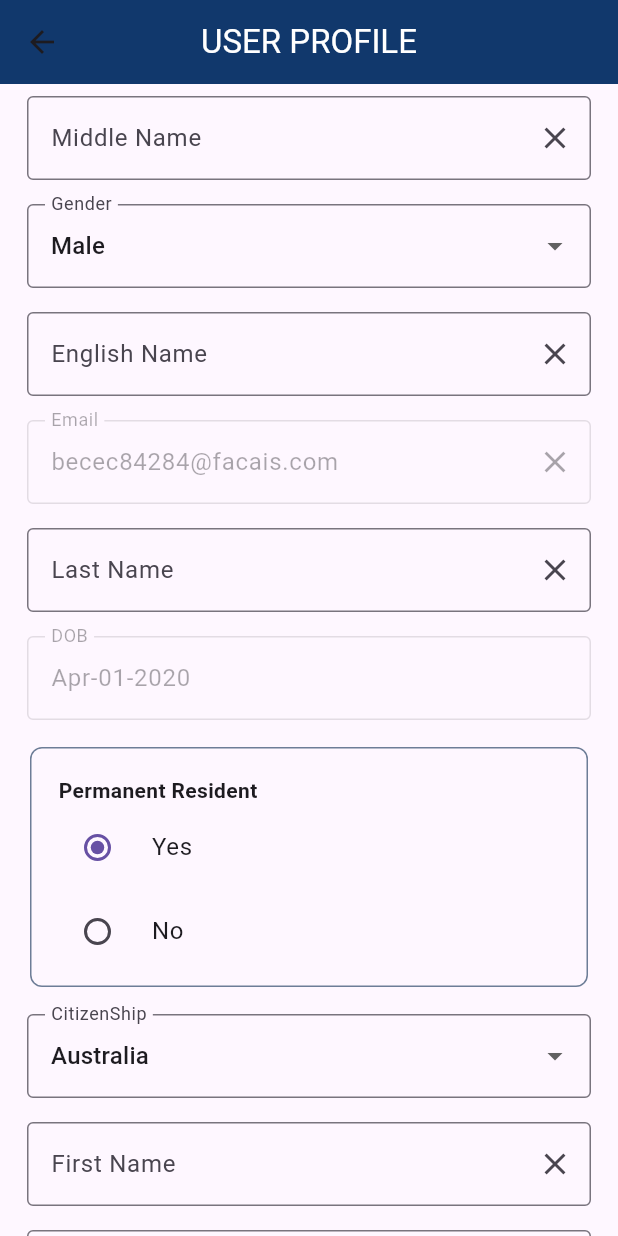
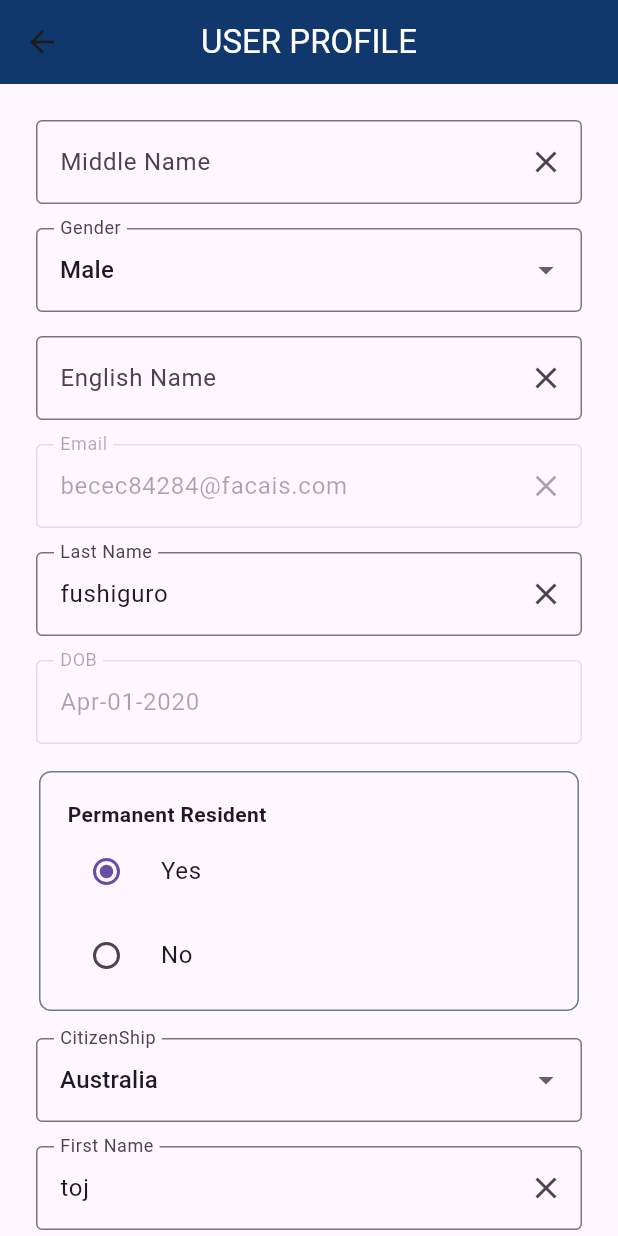
Before and after one commit to abhi-behera/addresbookDemo, a Flutter app: the screen it shows after launch, in the side drawer, after a tap on "User Profile", on a phone screen of 412 x 824 dp. Run offline on Flutter 3.47's test engine with Material 3 defaults, Android fonts, the light colour scheme and no system bars; our stand-ins replace webview_flutter; accounts and stored records are empty; network calls fail.

Commit message:
Stable code without provider in user profile -  textfield controller is working and showing the names fetched from the json data.

```diff
--- a/lib/view/Home/single_forum.dart
+++ b/lib/view/Home/single_forum.dart
@@ -1,9 +1,7 @@
 import 'package:dumyapp1/provider/formfield_provider.dart';
-import 'package:dumyapp1/provider/movie_provider.dart';
 import 'package:dumyapp1/utill/utill_values.dart';
 import 'package:dumyapp1/view/CustomWidgets/custom_widgets.dart';
 import 'package:dumyapp1/model/fieldsModel/formdata_fields_model.dart';
-import 'package:dumyapp1/view/Home/movies.dart';
 import 'package:flutter/material.dart';
 import 'package:intl/intl.dart';
 import 'package:provider/provider.dart';
--- a/lib/view/UserProfile/user_profile.dart
+++ b/lib/view/UserProfile/user_profile.dart
@@ -1,9 +1,11 @@
-import 'package:dumyapp1/model/dynamicfield_model/dynamicfield_model.dart';
-import 'package:dumyapp1/provider/user_profile_provider.dart';
+import 'dart:convert';
+import 'package:dumyapp1/model/userprofile_model/userprofile_model.dart';
 import 'package:dumyapp1/utill/utill_values.dart';
 import 'package:dumyapp1/view/CustomWidgets/custom_widgets.dart';
+import 'package:flutter/foundation.dart';
 import 'package:flutter/material.dart';
-import 'package:provider/provider.dart';
+import 'package:flutter/services.dart';
+import 'package:intl/intl.dart';
 
 class USerProfile extends StatefulWidget {
   const USerProfile({super.key});
@@ -13,10 +15,38 @@ class USerProfile extends StatefulWidget {
 }
 
 class _USerProfileState extends State<USerProfile> {
+  UserProfile userProfile = UserProfile();
+  String? _formattedDate;
+  // Todo : add this controller to model...
   final Map<String, TextEditingController> textControllers = {};
   final Map<String, String> dropdownValues = {};
   List<String> radioOptionList = ["Yes", "No"];
   String selectedOption = "Yes";
+  Future<UserProfile?> loadFormData() async {
+    try {
+      final String jsonString =
+          await rootBundle.loadString('json_data_folder/userProfile.json');
+      final Map<String, dynamic> jsonData = jsonDecode(jsonString);
+      if (kDebugMode) {
+        print(jsonData);
+      }
+      userProfile = UserProfile.fromJson(jsonData);
+
+      String? inputDate = userProfile.userProfileClass?.toJson()["DateOfBirth"];
+
+      // Parse the input date string
+      DateTime? parsedDate =
+          DateFormat("MM/dd/yyyy hh:mm:ss a").parse(inputDate!);
+
+      _formattedDate = DateFormat("MMM-dd-yyyy").format(parsedDate);
+      return userProfile;
+    } catch (e) {
+      if (kDebugMode) {
+        print("error caught : $e");
+      }
+    }
+    return null;
+  }
 
   @override
   void dispose() {
@@ -26,54 +56,43 @@ class _USerProfileState extends State<USerProfile> {
 
   @override
   Widget build(BuildContext context) {
-    final userProfileProvider =
-        Provider.of<UserProfileProvider>(context, listen: true);
     return Scaffold(
       appBar: customAppBar("USER PROFILE"),
-      body: userProfileProvider.isLoading
-          ? const Center(child: CircularProgressIndicator())
-          : userProfileProvider.errorMessage != null
-              ? Center(child: Text(userProfileProvider.errorMessage!))
-              : ListView.builder(
-                  itemCount: (userProfileProvider
-                              .userProfile?.dynamicFieldList?.length ??
-                          0) +
-                      1,
+      body: FutureBuilder(
+          future: loadFormData(),
+          builder: (context, data) {
+            if (data.hasError) {
+              return Center(child: Text(data.error.toString()));
+            }
+            if (data.hasData) {
+              return ListView.builder(
+                itemCount: userProfile.dynamicFieldList!.length + 1,
                 itemBuilder: (context, index) {
-                    if (index ==
-                        (userProfileProvider
-                                .userProfile?.dynamicFieldList?.length ??
-                            0)) {
+                  if (index == userProfile.dynamicFieldList!.length) {
+                    // Add the button at the end
                     return Padding(
                       padding: const EdgeInsets.fromLTRB(130, 5, 130, 8),
                       child: ElevatedButton(
                         style: ElevatedButton.styleFrom(
                           backgroundColor: appBarColor,
                         ),
-                          onPressed: () {},
+                        onPressed: () {
+                          // Button action
+                        },
                         child: const Text("SAVE"),
                       ),
                     );
                   } else {
-                      final field = userProfileProvider
-                          .userProfile?.dynamicFieldList![index];
-                      return Padding(
-                        padding: const EdgeInsets.only(left: 10, right: 10),
-                        child: buildField(field, userProfileProvider),
-                      );
-                    }
-                  },
-                ),
-    );
-  }
-
-  Widget buildField(DynamicFieldList? field, UserProfileProvider provider) {
-    if (field == null) return const SizedBox();
+                    var usrProfileClass = userProfile.userProfileClass;
+                    var field = userProfile.dynamicFieldList![index];
                     switch (field.fieldType) {
                       case UserProfileFormUtill.userProfileFormTextBox:
                         {
-          // textControllers[field.fieldCode ?? ""] = TextEditingController(
-          //     text: provider.userProfile?.userProfileClass?.toJson().[field.fieldCode] ?? "");
+                          textControllers[field.fieldCode ?? ""] =
+                              TextEditingController(
+                                  text: userProfile.userProfileClass
+                                          ?.toJson()[field.fieldCode] ??
+                                      "");
                           return Padding(
                             padding: const EdgeInsets.all(8.0),
                             child: TextField(
@@ -81,7 +100,8 @@ class _USerProfileState extends State<USerProfile> {
                               decoration: InputDecoration(
                                 labelText: field.fieldTitle,
                                 suffixIcon: IconButton(
-                  onPressed: textControllers[field.fieldCode]?.clear,
+                                  onPressed:
+                                      textControllers[field.fieldCode]?.clear,
                                   icon: const Icon(Icons.clear),
                                 ),
                                 border: const OutlineInputBorder(),
@@ -92,12 +112,14 @@ class _USerProfileState extends State<USerProfile> {
                       case UserProfileFormUtill.userProfileFormCalender:
                         {
                           textControllers[field.fieldCode ?? ""] =
-              TextEditingController(text: provider.formattedDate);
+                              TextEditingController(text: _formattedDate);
                           return Padding(
                             padding: const EdgeInsets.all(8.0),
                             child: TextField(
                               enabled:
-                  (textControllers[field.fieldCode]?.text != "") ? false : true,
+                                  (textControllers[field.fieldCode]?.text != "")
+                                      ? false
+                                      : true,
                               controller: textControllers[field.fieldCode],
                               decoration: InputDecoration(
                                 labelText: field.fieldTitle,
@@ -106,35 +128,68 @@ class _USerProfileState extends State<USerProfile> {
                             ),
                           );
                         }
+                      case UserProfileFormUtill.userProfileFormEmail:
+                        {
+                          textControllers[field.fieldCode ?? ""] =
+                              TextEditingController(
+                            text: (field.fieldCode == 'SecondaryEmail')
+                                ? userProfile.userProfileClass
+                                        ?.toJson()[field.fieldCode] ??
+                                    ""
+                                : userProfile.userProfileClass
+                                        ?.toJson()[field.fieldType] ??
+                                    "",
+                          );
+                          return Padding(
+                            padding: const EdgeInsets.all(8.0),
+                            child: TextField(
+                              enabled:
+                                  (textControllers[field.fieldCode]?.text != "")
+                                      ? false
+                                      : true,
+                              controller: textControllers[field.fieldCode],
+                              decoration: InputDecoration(
+                                border: const OutlineInputBorder(),
+                                suffixIcon: IconButton(
+                                  onPressed:
+                                      textControllers[field.fieldCode]?.clear,
+                                  icon: const Icon(Icons.clear),
+                                ),
+                                labelText: field.fieldTitle,
+                              ),
+                            ),
+                          );
+                        }
                       case UserProfileFormUtill.userProfileFormDropDown:
                         {
-          dropdownValues[field.fieldCode ?? ""] = provider
-                  .userProfile?.userProfileClass
+                          dropdownValues[field.fieldCode ?? ""] = userProfile
+                                  .userProfileClass
                                   ?.toJson()[field.fieldCode] ??
                               "";
                           return Padding(
                             padding: const EdgeInsets.all(8.0),
                             child: DropdownButtonFormField(
                               value: (field.fieldCode.toString() == "Gender")
-                  ? provider.userProfile?.userProfileClass?.gender.toString()
-                  : provider.userProfile?.userProfileClass?.citizenShip
-                      .toString(),
+                                  ? usrProfileClass?.gender.toString()
+                                  : usrProfileClass?.citizenShip.toString(),
                               onChanged: (newValue) {
                                 setState(() {
-                  dropdownValues[field.fieldCode ?? ""] = newValue!;
+                                  dropdownValues[field.fieldCode ?? ""] =
+                                      newValue!;
                                 });
                               },
                               items: (field.fieldCode.toString() == "Gender")
-                  ? provider.userProfile?.genderList?.map((gender) {
+                                  ? userProfile.genderList?.map((gender) {
                                       return DropdownMenuItem(
                                         value: gender.genderCode,
                                         child: Text(gender.gender ?? ""),
                                       );
                                     }).toList()
-                  : provider.userProfile?.citizenShipList?.map((citizen) {
+                                  : userProfile.citizenShipList?.map((citizen) {
                                       return DropdownMenuItem(
                                         value: citizen.citizenShip,
-                        child: Text(citizen.citizenShipCode ?? ""),
+                                        child:
+                                            Text(citizen.citizenShipCode ?? ""),
                                       );
                                     }).toList(),
                               decoration: InputDecoration(
@@ -144,40 +199,13 @@ class _USerProfileState extends State<USerProfile> {
                             ),
                           );
                         }
-      case UserProfileFormUtill.userProfileFormEmail:
-        {
-          textControllers[field.fieldCode ?? ""] = TextEditingController(
-            text: (field.fieldCode == 'SecondaryEmail')
-                ? provider.userProfile?.userProfileClass
-                        ?.toJson()[field.fieldCode] ??
-                    ""
-                : provider.userProfile?.userProfileClass
-                        ?.toJson()[field.fieldType] ??
-                    "",
-          );
-          return Padding(
-            padding: const EdgeInsets.all(8.0),
-            child: TextField(
-              enabled:
-                  (textControllers[field.fieldCode]?.text != "") ? false : true,
-              controller: textControllers[field.fieldCode],
-              decoration: InputDecoration(
-                border: const OutlineInputBorder(),
-                suffixIcon: IconButton(
-                  onPressed: textControllers[field.fieldCode]?.clear,
-                  icon: const Icon(Icons.clear),
-                ),
-                labelText: field.fieldTitle,
-              ),
-            ),
-          );
-        }
-
                       case UserProfileFormUtill.userProfileFormRadioButton:
                         return Container(
                           margin: const EdgeInsets.all(10.0),
                           decoration: BoxDecoration(
-            border: Border.all(color: const Color.fromARGB(255, 109, 125, 151)),
+                            border: Border.all(
+                                color:
+                                    const Color.fromARGB(255, 109, 125, 151)),
                             borderRadius: BorderRadius.circular(8.0),
                           ),
                           padding: const EdgeInsets.all(8.0),
@@ -185,10 +213,12 @@ class _USerProfileState extends State<USerProfile> {
                             crossAxisAlignment: CrossAxisAlignment.start,
                             children: [
                               Padding(
-                padding: const EdgeInsets.only(left: 10.0, top: 10.0),
+                                padding: const EdgeInsets.only(
+                                    left: 10.0, top: 10.0),
                                 child: Text(
                                   field.fieldTitle.toString(),
-                  style: const TextStyle(fontWeight: FontWeight.bold),
+                                  style: const TextStyle(
+                                      fontWeight: FontWeight.bold),
                                 ),
                               ),
                               ...radioOptionList.map<Widget>((option) {
@@ -210,4 +240,15 @@ class _USerProfileState extends State<USerProfile> {
                         return const SizedBox();
                     }
                   }
+                },
+                padding: const EdgeInsets.all(16.0),
+              );
+            } else {
+              return const Center(
+                child: CircularProgressIndicator(),
+              );
             }
+          }),
+    );
+  }
+}
```
Lines whose indentation alone changed are shown as unchanged.
